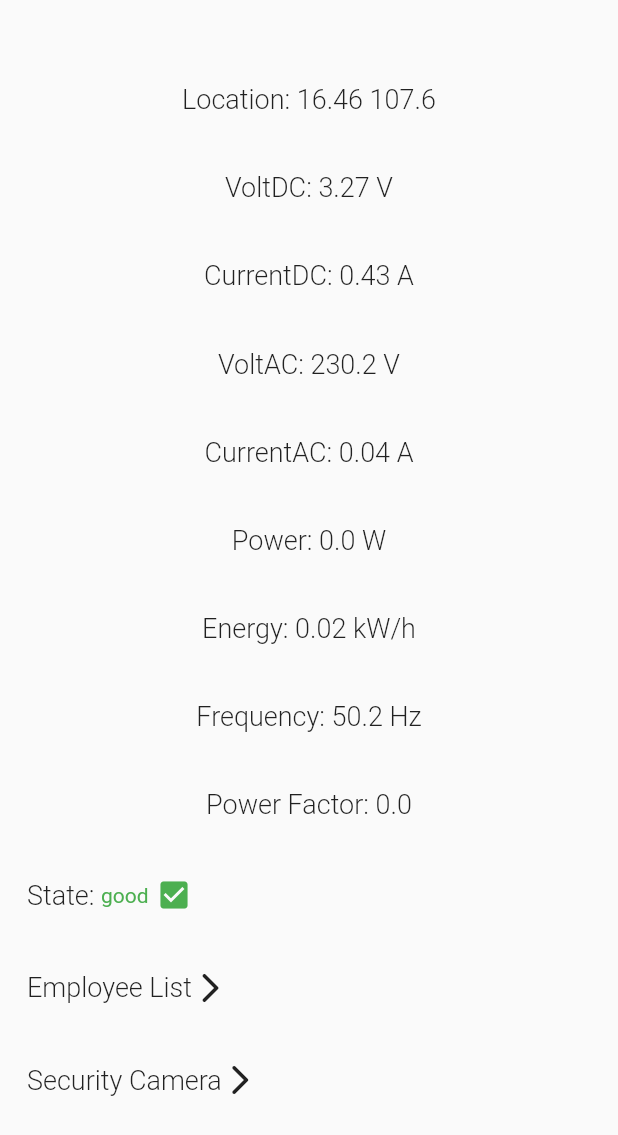
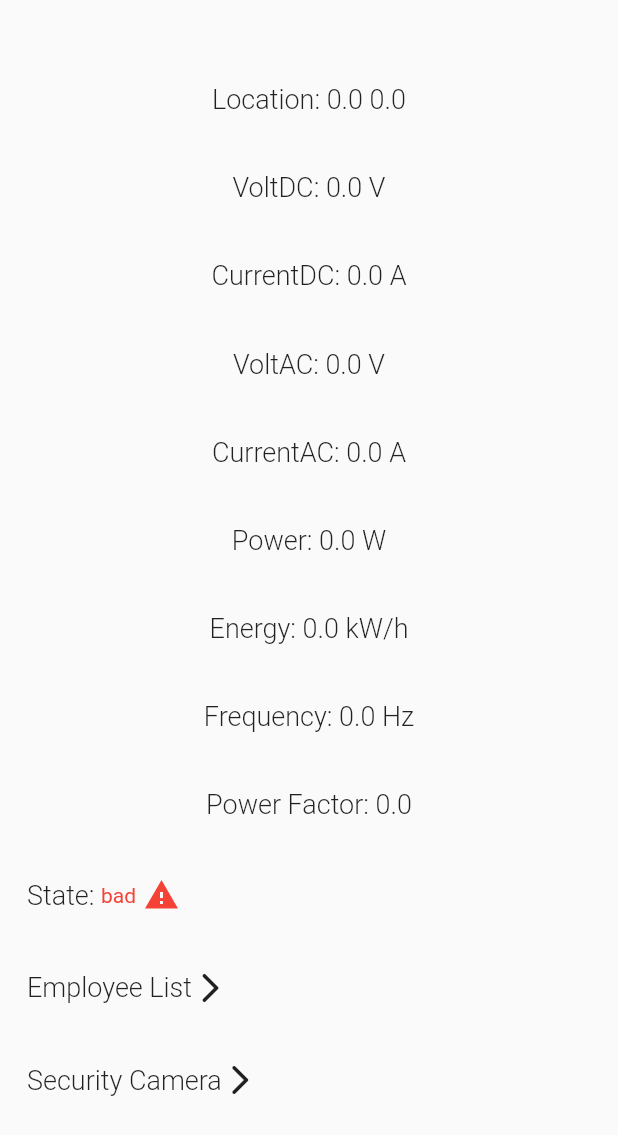
Before and after one commit to hoangm960/Station_energy_automatic, a Flutter app: the StationInfo widget shown alone on an empty page, opened directly with empty values, on a phone screen of 412 x 824 dp. Shown: the top 1135 px of the screen. Run offline on Flutter 3.47's test engine with Material 2 defaults, Android fonts, the phone set to English and light mode, and no system bars; our stand-ins replace cached_network_image, syncfusion_flutter_charts; missing offline and left inert: crypt, latlng, map, mysql1, webview_windows; accounts and stored records are empty; generated files the repository leaves out were written again.

Commit message:
show station

```diff
--- a/lib/src/constant.dart
+++ b/lib/src/constant.dart
@@ -27,4 +27,9 @@ class Paths {
     final path = await localPath;
     return File('$path/user.json');
   }
+
+  Future<File> get stationsFile async {
+    final path = await localPath;
+    return File('$path/stations.json');
+  }
 }
--- /dev/null
+++ b/lib/src/models/location.dart
@@ -0,0 +1,14 @@
+import 'package:json_annotation/json_annotation.dart';
+part 'location.g.dart';
+
+@JsonSerializable()
+class Location {
+  final double x;
+  final double y;
+
+  Location({required this.x, required this.y});
+
+  factory Location.fromJson(Map<String, dynamic> json) =>
+      _$LocationFromJson(json);
+  Map<String, dynamic> toJson() => _$LocationToJson(this);
+}
--- /dev/null
+++ b/lib/src/models/station.dart
@@ -0,0 +1,38 @@
+
+import 'package:json_annotation/json_annotation.dart';
+
+import 'location.dart';
+part 'station.g.dart';
+
+@JsonSerializable(explicitToJson: true)
+class Station {
+  final String name;
+  Location location;
+  final bool state;
+  final double? voltDC;
+  final double? currentDC;
+  final double? voltAC;
+  final double? currentAC;
+  final double? power;
+  final double? energy;
+  final double? frequency;
+  final double? powerFactor;
+
+  Station({
+    required this.name,
+    required this.location,
+    required this.power,
+    required this.state,
+    this.voltDC,
+    this.currentDC,
+    this.voltAC,
+    this.currentAC,
+    this.energy,
+    this.frequency,
+    this.powerFactor,
+  });
+
+  factory Station.fromJson(Map<String, dynamic> json) => _$StationFromJson(json);
+
+  Map<String, dynamic> toJson() => _$StationToJson(this);
+}
--- a/lib/src/models/station_model.dart
+++ /dev/null
@@ -1,59 +0,0 @@
-class Station {
-  final String name;
-  Location location;
-  final bool state;
-  final double? voltDC;
-  final double? currentDC;
-  final double? voltAC;
-  final double? currentAC;
-  final double? power;
-  final double? energy;
-  final double? frequency;
-  final double? powerFactor;
-
-  Station({
-    required this.name,
-    required this.location,
-    required this.power,
-    required this.state,
-    this.voltDC,
-    this.currentDC,
-    this.voltAC,
-    this.currentAC,
-    this.energy,
-    this.frequency,
-    this.powerFactor,
-  });
-}
-
-class Location {
-  final double x;
-  final double y;
-
-  Location({required this.x, required this.y});
-}
-
-List<Station> stationList = [
-  Station(
-      name: 'Station 1',
-      location: Location(x: 16.46, y: 107.60),
-      voltDC: 3.27,
-      currentDC: 0.43,
-      voltAC: 230.20,
-      currentAC: 0.04,
-      power: 0.0,
-      energy: 0.02,
-      frequency: 50.20,
-      powerFactor: 0.0,
-      state: true),
-  Station(
-      name: 'Station 2',
-      location: Location(x: 50, y: 20),
-      power: 220,
-      state: true),
-  Station(
-      name: 'Station 3',
-      location: Location(x: 300, y: 300),
-      power: 220,
-      state: true),
-];
--- a/lib/src/screens/login_page/components/signIn.dart
+++ b/lib/src/screens/login_page/components/signIn.dart
@@ -1,3 +1,4 @@
+// ignore: file_names
 import 'dart:convert';
 import 'dart:io';
 
@@ -29,6 +30,7 @@ class _SignInScreenState extends State<SignInScreen> {
   var db = Mysql();
   late Future<MySqlConnection> connection;
   Color borderColor = Colors.transparent;
+
   @override
   void initState() {
     super.initState();
--- a/lib/src/screens/login_page/components/signUp.dart
+++ b/lib/src/screens/login_page/components/signUp.dart
@@ -1,6 +1,5 @@
 import 'package:flutter/material.dart';
 import 'package:mysql1/mysql1.dart';
-import 'package:ocean_station_auto/src/screens/home/home_page.dart';
 import 'package:ocean_station_auto/src/screens/login_page/components/textBox.dart';
 import 'package:ocean_station_auto/src/utils/connectDb.dart';
 import 'package:ocean_station_auto/src/utils/hashPw.dart';
--- a/lib/src/screens/station_page/components/map.dart
+++ b/lib/src/screens/station_page/components/map.dart
@@ -4,7 +4,7 @@ import 'package:latlng/latlng.dart';
 import 'package:map/map.dart';
 import 'package:ocean_station_auto/src/constant.dart';
 import 'package:cached_network_image/cached_network_image.dart';
-import 'package:ocean_station_auto/src/models/station_model.dart';
+import 'package:ocean_station_auto/src/models/station.dart';
 
 class StationMap extends StatefulWidget {
   final Station station;
--- a/lib/src/screens/station_page/components/station_info.dart
+++ b/lib/src/screens/station_page/components/station_info.dart
@@ -2,13 +2,16 @@ import 'dart:async';
 import 'package:flutter/material.dart';
 import 'package:mysql1/mysql1.dart';
 import 'package:ocean_station_auto/src/constant.dart';
-import 'package:ocean_station_auto/src/models/station_model.dart';
+import 'package:ocean_station_auto/src/models/location.dart';
+import 'package:ocean_station_auto/src/models/station_list.dart';
+import 'package:ocean_station_auto/src/models/station.dart';
 import 'package:ocean_station_auto/src/screens/station_page/components/camera.dart';
 import 'package:ocean_station_auto/src/utils/connectDb.dart';
 
 class StationInfo extends StatefulWidget {
   final int index;
-  const StationInfo({Key? key, required this.index}) : super(key: key);
+  final Station station;
+  const StationInfo({Key? key, required this.index, required this.station}) : super(key: key);
 
   @override
   State<StationInfo> createState() => _StationInfoState();
@@ -20,6 +23,15 @@ class _StationInfoState extends State<StationInfo> {
   late Future<MySqlConnection> connection;
   late Timer timer;
   late Station _station;
+
+  @override
+  void initState() {
+    super.initState();
+    timer = Timer.periodic(const Duration(seconds: 5), _getParam);
+    db.setConn();
+    connection = db.conn;
+    _station = widget.station;
+  }
 
   void _getParam(Timer timer) async {
     connection.then((connection) {
@@ -46,15 +58,6 @@ class _StationInfoState extends State<StationInfo> {
         }
       });
     });
-  }
-
-  @override
-  void initState() {
-    super.initState();
-    timer = Timer.periodic(const Duration(seconds: 5), _getParam);
-    db.setConn();
-    connection = db.conn;
-    _station = stationList[widget.index];
   }
 
   @override
--- a/pubspec.yaml
+++ b/pubspec.yaml
@@ -21,6 +21,7 @@ dependencies:
   map: ^1.0.0
   mysql1: ^0.19.2
   path_provider: ^2.0.8
+  sprintf: ^6.0.0
   syncfusion_flutter_charts: ^19.3.57
   webview_windows: ^0.1.0
 
```
Also changed, not shown: lib/src/models/station_list.dart (+72 -28 lines), lib/src/models/user.dart (+14 -1 lines), lib/src/screens/home/components/station_list_module.dart (+41 -18 lines), lib/src/screens/home/home_page.dart (+11 -4 lines), lib/src/screens/profile_page.dart (+5 -5 lines), lib/src/screens/station_page/station_page.dart (+35 -8 lines), lib/src/models/location.g.dart (added), lib/src/models/station.g.dart (added), pubspec.lock.
